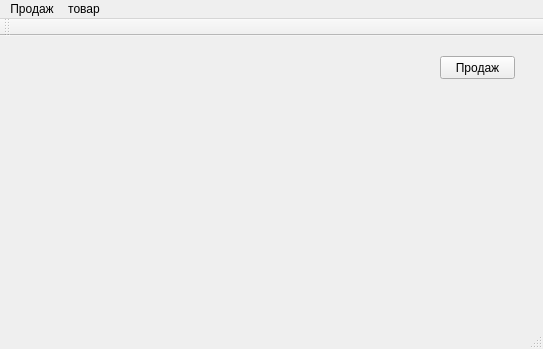
Qt form mainwindow.ui (fedaktaras/Chocolat) before a commit.
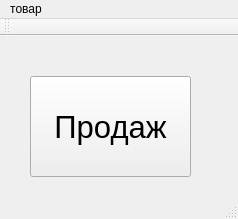
The same form after that commit.

The edit to the form file:
```diff
--- a/mainwindow.ui
+++ b/mainwindow.ui
@@ -6,8 +6,8 @@
    <rect>
     <x>0</x>
     <y>0</y>
-    <width>543</width>
-    <height>349</height>
+    <width>238</width>
+    <height>219</height>
    </rect>
   </property>
   <property name="windowTitle">
@@ -17,12 +17,17 @@
    <widget class="QPushButton" name="pushButton">
     <property name="geometry">
      <rect>
-      <x>440</x>
-      <y>20</y>
-      <width>75</width>
-      <height>23</height>
+      <x>30</x>
+      <y>40</y>
+      <width>161</width>
+      <height>101</height>
      </rect>
     </property>
+    <property name="font">
+     <font>
+      <pointsize>23</pointsize>
+     </font>
+    </property>
     <property name="text">
      <string>Продаж</string>
     </property>
@@ -42,15 +47,10 @@
     <rect>
      <x>0</x>
      <y>0</y>
-     <width>543</width>
+     <width>238</width>
      <height>21</height>
     </rect>
    </property>
-   <widget class="QMenu" name="menu">
-    <property name="title">
-     <string>Продаж</string>
-    </property>
-   </widget>
    <widget class="QMenu" name="menu_2">
     <property name="title">
      <string>товар</string>
@@ -59,7 +59,6 @@
     <addaction name="action_2"/>
     <addaction name="action_3"/>
    </widget>
-   <addaction name="menu"/>
    <addaction name="menu_2"/>
   </widget>
   <action name="action">
```
